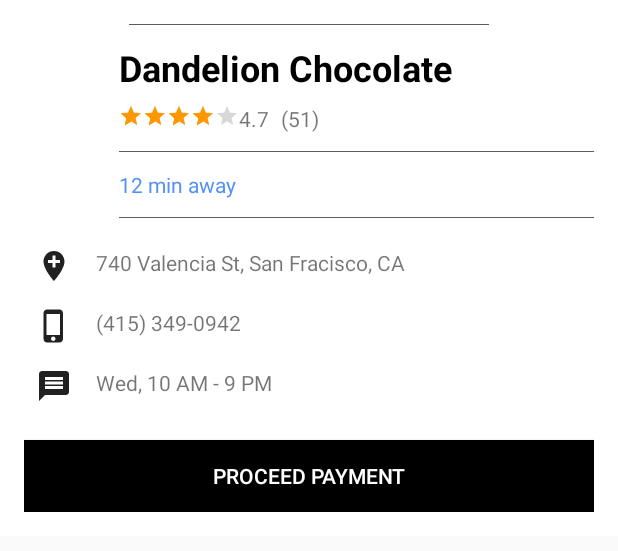
After one commit to Nataanthoni/EzyDialog, an Android app: the layout bottom_sheet.xml on its own in the app's theme, with its tools: preview values and no code run, on a phone screen of 412 x 824 dp. The commit adds this screen. Shown: the top 551 px of the screen. Run offline under Robolectric (Android 15) with nearby library versions, the phone set to English and light mode, and no system bars.

Commit message:
Finish Bottom sheets

```diff
--- a/app/build.gradle
+++ b/app/build.gradle
@@ -34,4 +34,6 @@ dependencies {
     testImplementation 'junit:junit:4.12'
     androidTestImplementation 'androidx.test.ext:junit:1.1.1'
     androidTestImplementation 'androidx.test.espresso:espresso-core:3.2.0'
+
+    implementation 'com.android.support:design:29.0.0'
 }
--- /dev/null
+++ b/app/src/main/res/drawable/ic_location.xml
@@ -0,0 +1,5 @@
+<vector android:height="24dp" android:tint="#FFFFFF"
+    android:viewportHeight="24.0" android:viewportWidth="24.0"
+    android:width="24dp" xmlns:android="http://schemas.android.com/apk/res/android">
+    <path android:fillColor="#FF000000" android:pathData="M12,2C8.14,2 5,5.14 5,9c0,5.25 7,13 7,13s7,-7.75 7,-13c0,-3.86 -3.14,-7 -7,-7zM16,10h-3v3h-2v-3L8,10L8,8h3L11,5h2v3h3v2z"/>
+</vector>
--- /dev/null
+++ b/app/src/main/res/drawable/ic_lock.xml
@@ -0,0 +1,5 @@
+<vector android:height="24dp" android:tint="#FFFFFF"
+    android:viewportHeight="24.0" android:viewportWidth="24.0"
+    android:width="24dp" xmlns:android="http://schemas.android.com/apk/res/android">
+    <path android:fillColor="#FF000000" android:pathData="M12,17c1.1,0 2,-0.9 2,-2s-0.9,-2 -2,-2 -2,0.9 -2,2 0.9,2 2,2zM18,8h-1L17,6c0,-2.76 -2.24,-5 -5,-5S7,3.24 7,6v2L6,8c-1.1,0 -2,0.9 -2,2v10c0,1.1 0.9,2 2,2h12c1.1,0 2,-0.9 2,-2L20,10c0,-1.1 -0.9,-2 -2,-2zM8.9,6c0,-1.71 1.39,-3.1 3.1,-3.1s3.1,1.39 3.1,3.1v2L8.9,8L8.9,6zM18,20L6,20L6,10h12v10z"/>
+</vector>
--- /dev/null
+++ b/app/src/main/res/drawable/ic_message.xml
@@ -0,0 +1,5 @@
+<vector android:height="24dp" android:tint="#FFFFFF"
+    android:viewportHeight="24.0" android:viewportWidth="24.0"
+    android:width="24dp" xmlns:android="http://schemas.android.com/apk/res/android">
+    <path android:fillColor="#FF000000" android:pathData="M20,2L4,2c-1.1,0 -1.99,0.9 -1.99,2L2,22l4,-4h14c1.1,0 2,-0.9 2,-2L22,4c0,-1.1 -0.9,-2 -2,-2zM18,14L6,14v-2h12v2zM18,11L6,11L6,9h12v2zM18,8L6,8L6,6h12v2z"/>
+</vector>
--- /dev/null
+++ b/app/src/main/res/drawable/ic_phone.xml
@@ -0,0 +1,5 @@
+<vector android:height="24dp" android:tint="#FFFFFF"
+    android:viewportHeight="24.0" android:viewportWidth="24.0"
+    android:width="24dp" xmlns:android="http://schemas.android.com/apk/res/android">
+    <path android:fillColor="#FF000000" android:pathData="M15.5,1h-8C6.12,1 5,2.12 5,3.5v17C5,21.88 6.12,23 7.5,23h8c1.38,0 2.5,-1.12 2.5,-2.5v-17C18,2.12 16.88,1 15.5,1zM11.5,22c-0.83,0 -1.5,-0.67 -1.5,-1.5s0.67,-1.5 1.5,-1.5 1.5,0.67 1.5,1.5 -0.67,1.5 -1.5,1.5zM16,18L7,18L7,4h9v14z"/>
+</vector>
--- /dev/null
+++ b/app/src/main/res/drawable/ic_user.xml
@@ -0,0 +1,5 @@
+<vector android:height="24dp" android:tint="#FFFFFF"
+    android:viewportHeight="24.0" android:viewportWidth="24.0"
+    android:width="24dp" xmlns:android="http://schemas.android.com/apk/res/android">
+    <path android:fillColor="#FF000000" android:pathData="M12,5.9c1.16,0 2.1,0.94 2.1,2.1s-0.94,2.1 -2.1,2.1S9.9,9.16 9.9,8s0.94,-2.1 2.1,-2.1m0,9c2.97,0 6.1,1.46 6.1,2.1v1.1L5.9,18.1L5.9,17c0,-0.64 3.13,-2.1 6.1,-2.1M12,4C9.79,4 8,5.79 8,8s1.79,4 4,4 4,-1.79 4,-4 -1.79,-4 -4,-4zM12,13c-2.67,0 -8,1.34 -8,4v3h16v-3c0,-2.66 -5.33,-4 -8,-4z"/>
+</vector>
--- /dev/null
+++ b/app/src/main/res/layout/bottom_sheet.xml
@@ -0,0 +1,131 @@
+<?xml version="1.0" encoding="utf-8"?>
+<LinearLayout xmlns:android="http://schemas.android.com/apk/res/android"
+    xmlns:app="http://schemas.android.com/apk/res-auto"
+    android:id="@+id/bottom_sheet"
+    android:layout_width="match_parent"
+    android:layout_height="wrap_content"
+    android:background="#ffffff"
+    android:orientation="vertical"
+    android:padding="16dp"
+    app:behavior_hideable="true"
+    app:behavior_peekHeight="0dp"
+    app:layout_behavior="com.google.android.material.bottomsheet.BottomSheetBehavior">
+
+    <View
+        android:layout_width="match_parent"
+        android:layout_height="0.5dp"
+        android:layout_marginHorizontal="70dp"
+        android:layout_marginBottom="12dp"
+        android:background="#5d5d5d" />
+
+    <LinearLayout
+        android:layout_width="match_parent"
+        android:layout_height="wrap_content"
+        android:orientation="horizontal">
+
+
+        <View
+            android:layout_width="0dp"
+            android:layout_height="match_parent"
+            android:layout_weight="1" />
+
+        <LinearLayout
+            android:layout_width="0dp"
+            android:layout_height="wrap_content"
+            android:layout_weight="5"
+            android:orientation="vertical">
+
+            <TextView
+                android:layout_width="wrap_content"
+                android:layout_height="wrap_content"
+                android:text="Dandelion Chocolate"
+                android:textColor="#000000"
+                android:textSize="24sp"
+                android:textStyle="bold" />
+
+            <LinearLayout
+                android:layout_width="wrap_content"
+                android:layout_height="wrap_content"
+                android:layout_marginTop="8dp"
+                android:orientation="horizontal">
+
+                <androidx.appcompat.widget.AppCompatRatingBar
+                    style="@style/Base.Widget.AppCompat.RatingBar.Small"
+                    android:layout_width="wrap_content"
+                    android:layout_height="wrap_content"
+                    android:numStars="5"
+                    android:rating="4" />
+
+                <TextView
+                    android:layout_width="wrap_content"
+                    android:layout_height="wrap_content"
+                    android:text="4.7" />
+
+                <TextView
+                    android:layout_width="wrap_content"
+                    android:layout_height="wrap_content"
+                    android:layout_marginLeft="8dp"
+                    android:text="(51)" />
+
+            </LinearLayout>
+
+            <View
+                android:layout_width="match_parent"
+                android:layout_height="0.5dp"
+                android:layout_marginTop="12dp"
+                android:layout_marginBottom="12dp"
+                android:background="#5d5d5d" />
+
+            <TextView
+                android:layout_width="wrap_content"
+                android:layout_height="wrap_content"
+                android:text="12 min away"
+                android:textColor="#5692F5" />
+
+            <View
+                android:layout_width="match_parent"
+                android:layout_height="0.5dp"
+                android:layout_marginTop="12dp"
+                android:layout_marginBottom="12dp"
+                android:background="#5d5d5d" />
+
+        </LinearLayout>
+
+    </LinearLayout>
+
+    <TextView
+        android:layout_width="wrap_content"
+        android:layout_height="wrap_content"
+        android:layout_margin="8dp"
+        android:drawableLeft="@drawable/ic_location"
+        android:drawableTint="#212121"
+        android:drawablePadding="16dp"
+        android:text="740 Valencia St, San Fracisco, CA" />
+
+    <TextView
+        android:layout_width="wrap_content"
+        android:layout_height="wrap_content"
+        android:layout_margin="8dp"
+        android:drawableLeft="@drawable/ic_phone"
+        android:drawableTint="#212121"
+        android:drawablePadding="16dp"
+        android:text="(415) 349-0942" />
+
+    <TextView
+        android:layout_width="wrap_content"
+        android:layout_height="wrap_content"
+        android:layout_margin="8dp"
+        android:drawableLeft="@drawable/ic_message"
+        android:drawableTint="#212121"
+        android:drawablePadding="16dp"
+        android:text="Wed, 10 AM - 9 PM" />
+
+    <Button
+        android:layout_width="match_parent"
+        android:layout_height="wrap_content"
+        android:layout_marginTop="16dp"
+        android:background="#000"
+        android:text="PROCEED PAYMENT"
+        android:textColor="#fff" />
+
+</LinearLayout>
```
Also changed, not shown: app/src/main/java/com/kweracodes/ezydialog/MainActivity.kt (+36 -0 lines), app/src/main/res/drawable/rounded_bg.xml (added, +9 -0 lines), app/src/main/res/drawable/rounded_outline.xml (added, +9 -0 lines), app/src/main/res/drawable/rounded_sq.xml (added, +9 -0 lines), app/src/main/res/drawable/rounded_sq_outline.xml (added, +9 -0 lines), app/src/main/res/layout/activity_main.xml (+27 -7 lines), app/src/main/res/layout/signin_bottom_sheet.xml (added, +136 -0 lines), app/src/main/res/layout/signup_bottom_sheet.xml (added, +347 -0 lines).
